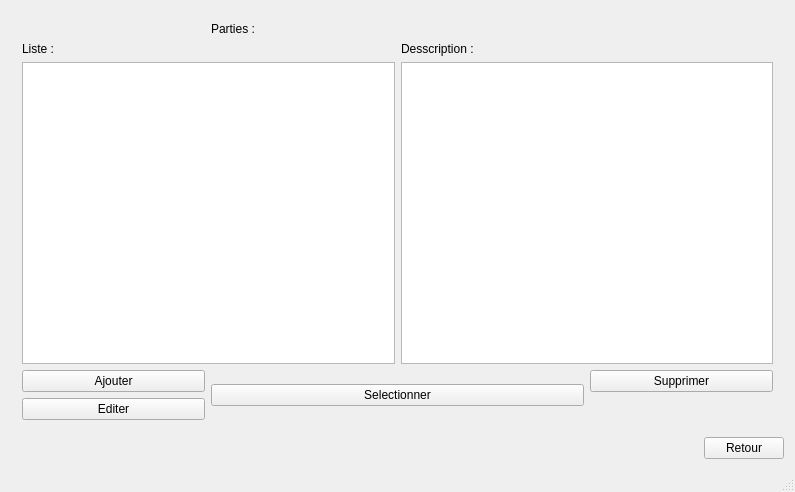
Old version of the form mainwindow.ui in the repository helarion/Application-JDR.
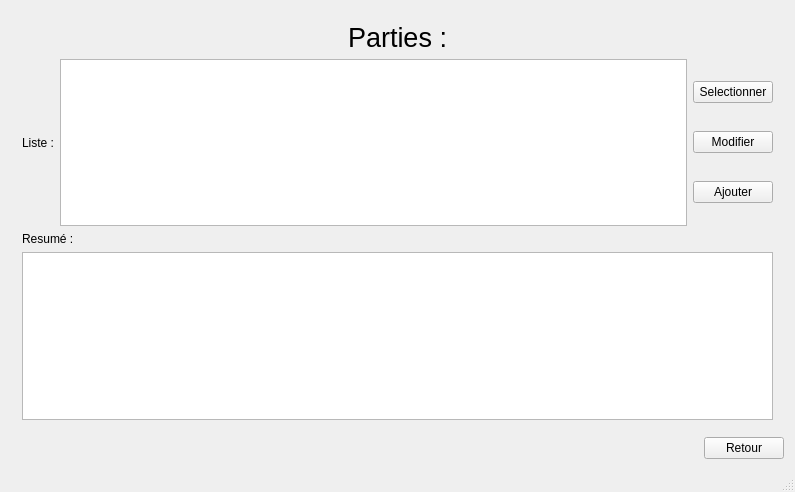
New version of the form. The open tabs and pages were chosen to show the change.

The edit to the form file:
```diff
--- a/mainwindow.ui
+++ b/mainwindow.ui
@@ -212,60 +212,82 @@
       </widget>
       <widget class="QWidget" name="Parties">
        <layout class="QGridLayout" name="gridLayout_13">
-        <item row="0" column="1" colspan="2">
+        <item row="1" column="1">
+         <layout class="QVBoxLayout" name="verticalLayout">
+          <property name="topMargin">
+           <number>0</number>
+          </property>
+          <item alignment="Qt::AlignHCenter">
          <widget class="QLabel" name="label_4">
+            <property name="font">
+             <font>
+              <pointsize>20</pointsize>
+             </font>
+            </property>
           <property name="text">
            <string>Parties :</string>
           </property>
          </widget>
         </item>
-        <item row="1" column="0">
+          <item>
+           <layout class="QHBoxLayout" name="horizontalLayout_2">
+            <property name="leftMargin">
+             <number>0</number>
+            </property>
+            <property name="topMargin">
+             <number>0</number>
+            </property>
+            <item>
          <widget class="QLabel" name="label_6">
           <property name="text">
            <string>Liste :</string>
           </property>
          </widget>
         </item>
-        <item row="1" column="2" colspan="2">
-         <widget class="QLabel" name="label_5">
+            <item>
+             <widget class="QListWidget" name="listPartie"/>
+            </item>
+            <item>
+             <layout class="QVBoxLayout" name="verticalLayout_3">
+              <property name="leftMargin">
+               <number>0</number>
+              </property>
+              <item>
+               <widget class="QPushButton" name="selectionnerPartieButton">
           <property name="text">
-           <string>Desscription :</string>
+                 <string>Selectionner</string>
           </property>
          </widget>
         </item>
-        <item row="2" column="0" colspan="2">
-         <widget class="QListWidget" name="listWidget_2"/>
-        </item>
-        <item row="2" column="2" colspan="2">
-         <widget class="QTextEdit" name="textEdit"/>
-        </item>
-        <item row="3" column="0">
-         <widget class="QPushButton" name="pushButton_3">
+              <item>
+               <widget class="QPushButton" name="modifierPartieButton">
+                <property name="text">
+                 <string>Modifier</string>
+                </property>
+               </widget>
+              </item>
+              <item>
+               <widget class="QPushButton" name="ajouterPartieButton">
           <property name="text">
            <string>Ajouter</string>
           </property>
          </widget>
         </item>
-        <item row="3" column="1" rowspan="2" colspan="2">
-         <widget class="QPushButton" name="pushButton">
-          <property name="text">
-           <string>Selectionner</string>
-          </property>
-         </widget>
-        </item>
-        <item row="3" column="3">
-         <widget class="QPushButton" name="pushButton_2">
-          <property name="text">
-           <string>Supprimer</string>
-          </property>
-         </widget>
-        </item>
-        <item row="4" column="0">
-         <widget class="QPushButton" name="pushButton_4">
+             </layout>
+            </item>
+           </layout>
+          </item>
+          <item>
+           <widget class="QLabel" name="label_5">
           <property name="text">
-           <string>Editer</string>
-          </property>
-         </widget>
+             <string>Resumé :</string>
+            </property>
+           </widget>
+          </item>
+          <item>
+           <widget class="QTextEdit" name="resumePartie"/>
+          </item>
+         </layout>
         </item>
        </layout>
       </widget>
```
Left out of the diff: 16 changed lines with no effect on the pictures. Lines whose indentation alone changed are shown as unchanged.
